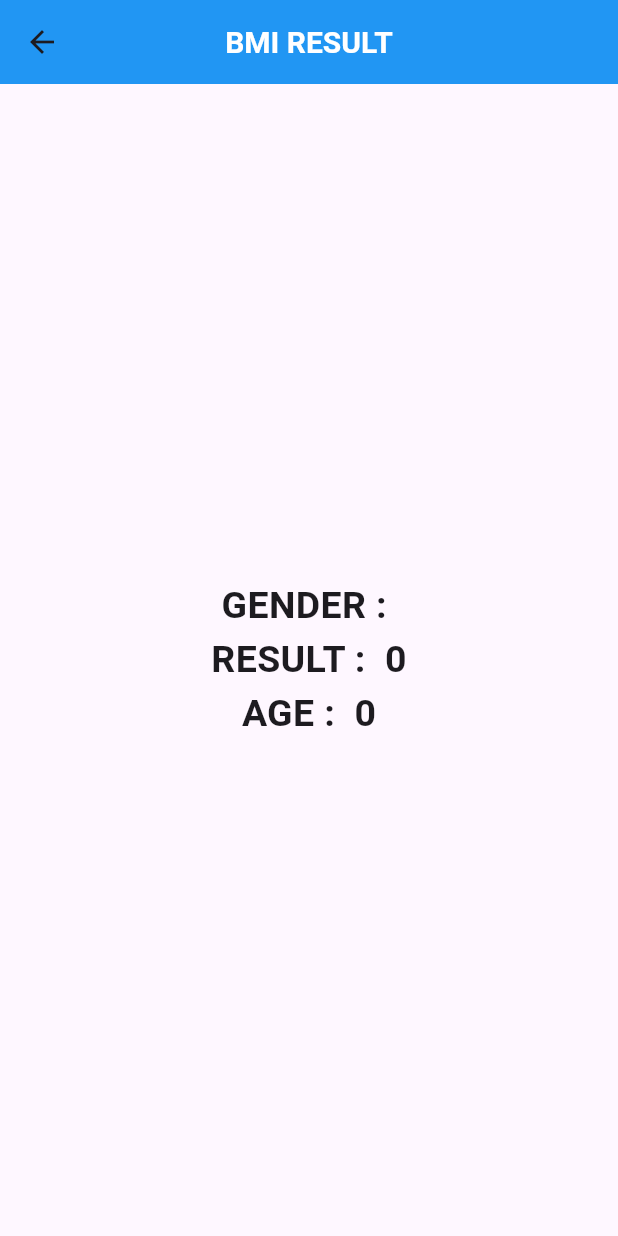
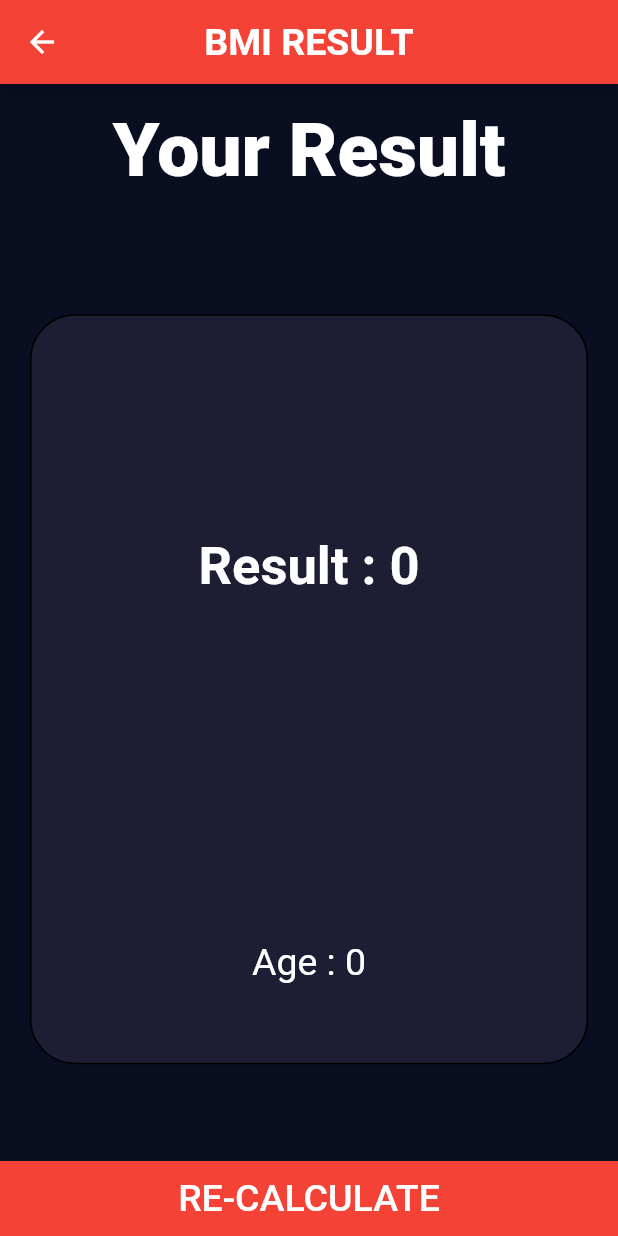
Before and after one commit to mido-ahmed/BMI-Calculator-App, a Flutter app: the BMIResultScreen screen opened directly with empty values, on a phone screen of 412 x 824 dp. Run offline on Flutter 3.47's test engine with Material 2 defaults, Android fonts, the light colour scheme and no system bars; our stand-ins replace intl_phone_number_input.

Commit message:
edit in colors and edit in result screen

```diff
--- a/lib/modules/bmi_result/bmi_result_screen.dart
+++ b/lib/modules/bmi_result/bmi_result_screen.dart
@@ -1,14 +1,20 @@
+import 'package:bmi_calculator_app/modules/bmi/bmi_home_screen.dart';
 import 'package:flutter/material.dart';
 
 class BMIResultScreen extends StatefulWidget {
   String? userGender;
   int? userResult;
   int? userAge;
+  String? userStatue;
+  String? userAdvice;
 
-  BMIResultScreen(
-      {required this.userGender,
+  BMIResultScreen({
+    required this.userGender,
     required this.userResult,
-      required this.userAge});
+    required this.userAge,
+    required this.userStatue,
+    required this.userAdvice,
+  });
 
   @override
   State<BMIResultScreen> createState() => _BMIResultScreenState();
@@ -20,45 +26,104 @@ class _BMIResultScreenState extends State<BMIResultScreen> {
     return Scaffold(
       appBar: AppBar(
         centerTitle: true,
-        // backgroundColor: isMale ? Colors.blue : Colors.purple,
-        backgroundColor: Colors.blue,
+        backgroundColor: Colors.red,
         title: Text(
           "BMI RESULT",
           style: TextStyle(
             color: Colors.white,
-            fontSize: 20,
+            fontSize: 25,
             fontWeight: FontWeight.bold,
           ),
         ),
       ),
-      body: Center(
+      body: Column(
+        mainAxisAlignment: MainAxisAlignment.spaceBetween,
+        crossAxisAlignment: CrossAxisAlignment.stretch,
+        children: [
+          Container(
+            padding: const EdgeInsets.all(
+              15.0,
+            ),
+            alignment: Alignment.bottomCenter,
+            child: const Text(
+              'Your Result',
+              style: TextStyle(
+                fontSize: 50,
+                fontWeight: FontWeight.w900,
+              ),
+            ),
+          ),
+          Padding(
+            padding: const EdgeInsets.all(20.0),
+            child: Container(
+              height: 500,
+              width: double.infinity,
+              decoration: BoxDecoration(
+                  color: Color(
+                    0xFF1D1E33,
+                  ),
+                  borderRadius: BorderRadius.circular(30),
+                  border: Border.all(
+                    color: Colors.black,
+                  )),
               child: Column(
-          mainAxisAlignment: MainAxisAlignment.center,
+                mainAxisAlignment: MainAxisAlignment.spaceEvenly,
                 children: [
                   Text(
-              "GENDER : ${widget.userGender}",
+                    "${widget.userStatue}",
+                    style: const TextStyle(
+                        color: Colors.deepOrange,
+                        fontSize: 35.0,
+                        fontWeight: FontWeight.bold),
+                  ),
+                  Text(
+                    "Result : ${widget.userResult!.round()}",
                     style: TextStyle(
-                fontSize: 25.0,
+                      color: Colors.white,
+                      fontSize: 35.0,
                       fontWeight: FontWeight.bold,
                     ),
                   ),
                   Text(
-              "RESULT :  ${widget.userResult!.round()}",
-              style: TextStyle(
-                fontSize: 25.0,
-                fontWeight: FontWeight.bold,
+                    "${widget.userAdvice}",
+                    maxLines: 2,
+                    textAlign: TextAlign.center,
+                    style: TextStyle(fontSize: 25.0, color: Colors.white),
+                  ),
+                  Text(
+                    "${widget.userGender}",
+                    style: const TextStyle(
+                      fontSize: 35.0,
+                      color: Colors.white,
                     ),
                   ),
                   Text(
-              "AGE :  ${widget.userAge}",
-              style: TextStyle(
-                fontSize: 25.0,
-                fontWeight: FontWeight.bold,
+                    "Age : ${widget.userAge}",
+                    maxLines: 2,
+                    textAlign: TextAlign.center,
+                    style: TextStyle(fontSize: 25.0, color: Colors.white),
+                  ),
+                ],
+              ),
+            ),
+          ),
+          Container(
+            width: double.infinity,
+            color: Colors.red,
+            child: MaterialButton(
+              height: 50.0,
+              onPressed: () {
+                Navigator.pushReplacement(context,
+                    MaterialPageRoute(builder: (context) => BMIHomeScreen()));
+              },
+              child: Text(
+                "RE-CALCULATE",
+                style: TextStyle(color: Colors.white , fontSize: 25),
+              ),
             ),
           ),
         ],
       ),
-      ),
     );
   }
 }
```
Also changed, not shown: lib/main.dart (+7 -3 lines), lib/modules/bmi/bmi_home_screen.dart (+33 -7 lines). Lines whose indentation alone changed are shown as unchanged.
